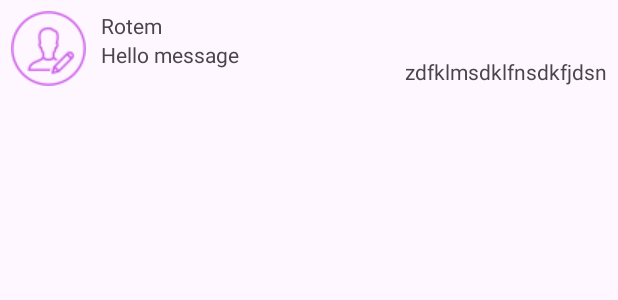
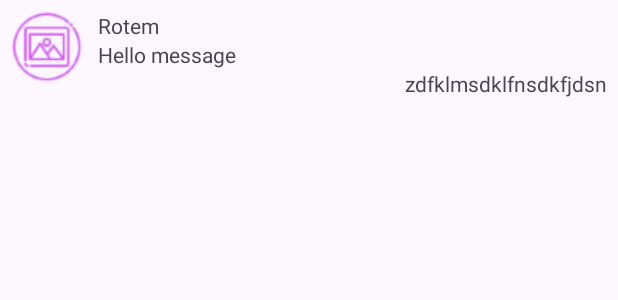
Before and after one commit to RotemZilberman/Massenger_android_app, an Android app: the layout contact_fragment.xml on its own in the app's theme, with its tools: preview values and no code run, on a phone screen of 412 x 824 dp. Shown: the top 300 px of the screen. Run offline under Robolectric (Android 15) with nearby library versions, the phone set to English and light mode, and no system bars.

Commit message:
Final designs

```diff
--- a/app/src/main/res/drawable/received_message.xml
+++ b/app/src/main/res/drawable/received_message.xml
@@ -1,6 +1,6 @@
 <?xml version="1.0" encoding="utf-8"?>
 <shape xmlns:android="http://schemas.android.com/apk/res/android">
     <solid android:color="#1185AE" /> <!-- Background color of the layout -->
-    <corners android:radius="80dp"
+    <corners android:radius="60dp"
         android:topLeftRadius="0dp"/> <!-- Radius to define the amount of rounding for the corners -->
 </shape>
--- a/app/src/main/res/drawable/sent_message.xml
+++ b/app/src/main/res/drawable/sent_message.xml
@@ -1,6 +1,6 @@
 <?xml version="1.0" encoding="utf-8"?>
 <shape xmlns:android="http://schemas.android.com/apk/res/android">
 <solid android:color="#a951d5" /> <!-- Background color of the layout -->
-<corners android:radius="80dp"
+<corners android:radius="60dp"
     android:topRightRadius="0dp"/> <!-- Radius to define the amount of rounding for the corners -->
 </shape>
--- a/app/src/main/res/layout-night/contact_fragment.xml
+++ b/app/src/main/res/layout-night/contact_fragment.xml
@@ -12,14 +12,18 @@
         android:orientation="horizontal"
         app:layout_constraintTop_toTopOf="parent">
 
-        <ImageView
+        <de.hdodenhof.circleimageview.CircleImageView
             android:id="@+id/contactImage"
-            android:layout_width="wrap_content"
-            android:layout_height="match_parent"
-            android:src="@drawable/person_icon"
-            app:layout_constraintLeft_toLeftOf="parent"/>
+            android:layout_width="48dp"
+            android:layout_height="48dp"
+            app:layout_constraintTop_toTopOf="parent"
+            android:layout_gravity="center"
+            android:layout_marginBottom="10dp"
+            app:layout_constraintLeft_toLeftOf="parent"
+            android:src="@drawable/picture_icon"/>
 
         <LinearLayout
+            android:id="@+id/detailsLv"
             android:layout_width="wrap_content"
             android:layout_height="match_parent"
             app:layout_constraintLeft_toRightOf="@+id/contactImage"
@@ -46,6 +50,7 @@
             android:layout_width="wrap_content"
             android:layout_height="match_parent"
             android:text="zdfklmsdklfnsdkfjdsn"
+            app:layout_constraintTop_toBottomOf="@+id/detailsLv"
             app:layout_constraintBottom_toBottomOf="parent"
             app:layout_constraintRight_toRightOf="parent" />
 
--- a/app/src/main/res/layout-night/login_screen.xml
+++ b/app/src/main/res/layout-night/login_screen.xml
@@ -69,6 +69,7 @@
                     android:padding="10sp"
                     android:drawablePadding="8dp"
                     android:drawableStart="@drawable/password_icon"
+                    android:inputType="textPassword"
                     android:textColor="@color/black"/>
 
                 <Button
--- a/app/src/main/res/layout/addcontact.xml
+++ b/app/src/main/res/layout/addcontact.xml
@@ -13,6 +13,7 @@
         android:background="@drawable/edittext_border"
         android:padding="10dp"
         android:hint="Enter username"
+        android:textColor="@color/black"
         android:minHeight="48dp"
         android:textColorHint="#757575"
         android:textSize="20sp" />
--- a/app/src/main/res/layout/contact_fragment.xml
+++ b/app/src/main/res/layout/contact_fragment.xml
@@ -12,14 +12,26 @@
         android:orientation="horizontal"
         app:layout_constraintTop_toTopOf="parent">
 
-        <ImageView
+        <de.hdodenhof.circleimageview.CircleImageView
             android:id="@+id/contactImage"
-            android:layout_width="wrap_content"
-            android:layout_height="match_parent"
-            android:src="@drawable/person_icon"
-            app:layout_constraintLeft_toLeftOf="parent"/>
+            android:layout_width="48dp"
+            android:layout_height="48dp"
+            app:layout_constraintTop_toTopOf="parent"
+            android:layout_gravity="center"
+            android:layout_marginBottom="10dp"
+            app:layout_constraintLeft_toLeftOf="parent"
+            android:src="@drawable/picture_icon"/>
+
+
+<!--        <ImageView-->
+<!--            android:id="@+id/contactImage"-->
+<!--            android:layout_width="wrap_content"-->
+<!--            android:layout_height="match_parent"-->
+<!--            android:src="@drawable/person_icon"-->
+<!--            app:layout_constraintLeft_toLeftOf="parent"/>-->
 
         <LinearLayout
+            android:id="@+id/detailsLv"
             android:layout_width="wrap_content"
             android:layout_height="match_parent"
             app:layout_constraintLeft_toRightOf="@+id/contactImage"
@@ -46,6 +58,7 @@
             android:layout_width="wrap_content"
             android:layout_height="match_parent"
             android:text="zdfklmsdklfnsdkfjdsn"
+            app:layout_constraintTop_toBottomOf="@+id/detailsLv"
             app:layout_constraintBottom_toBottomOf="parent"
             app:layout_constraintRight_toRightOf="parent" />
 
--- a/app/src/main/res/layout/login_screen.xml
+++ b/app/src/main/res/layout/login_screen.xml
@@ -67,6 +67,7 @@
                     android:layout_marginBottom="30dp"
                     android:padding="10sp"
                     android:drawablePadding="8dp"
+                    android:inputType="textPassword"
                     android:drawableStart="@drawable/password_icon" />
 
                 <Button
```
Also changed, not shown: app/src/main/res/layout-night/chat_screen.xml (+17 -10 lines), app/src/main/res/layout-night/contacts_screen.xml (+16 -6 lines), app/src/main/res/layout/chat_screen.xml (+14 -5 lines), app/src/main/res/layout/contacts_screen.xml (+9 -6 lines), app/src/main/res/layout/received_message_lay.xml (+11 -3 lines), app/src/main/res/layout/sent_message_lay.xml (+11 -4 lines).
